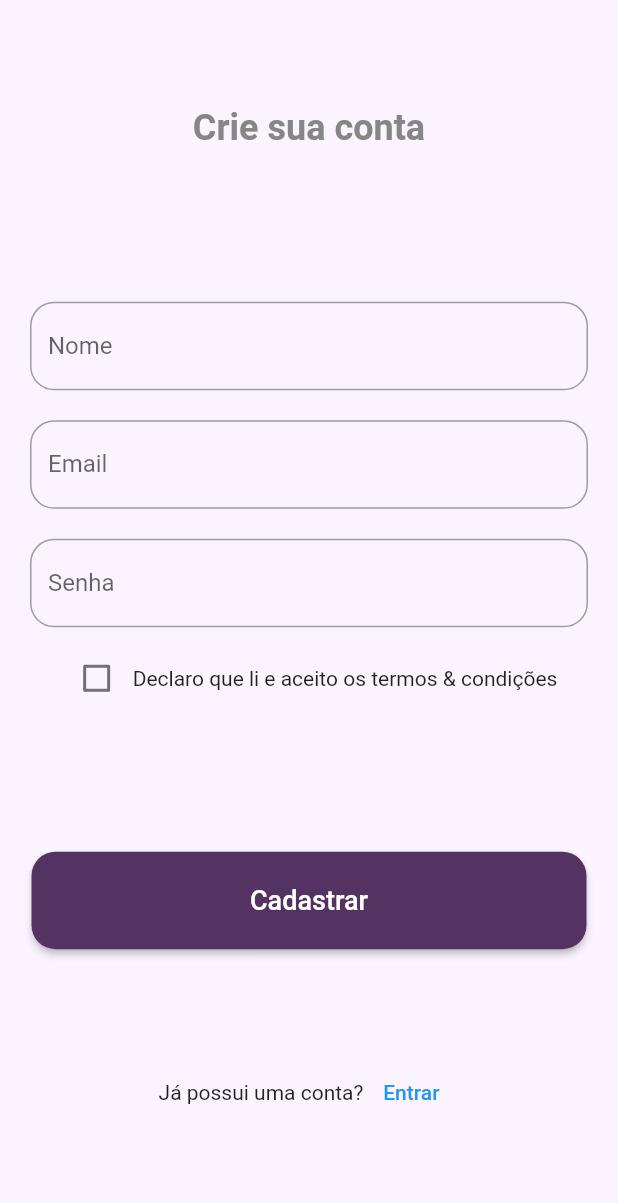
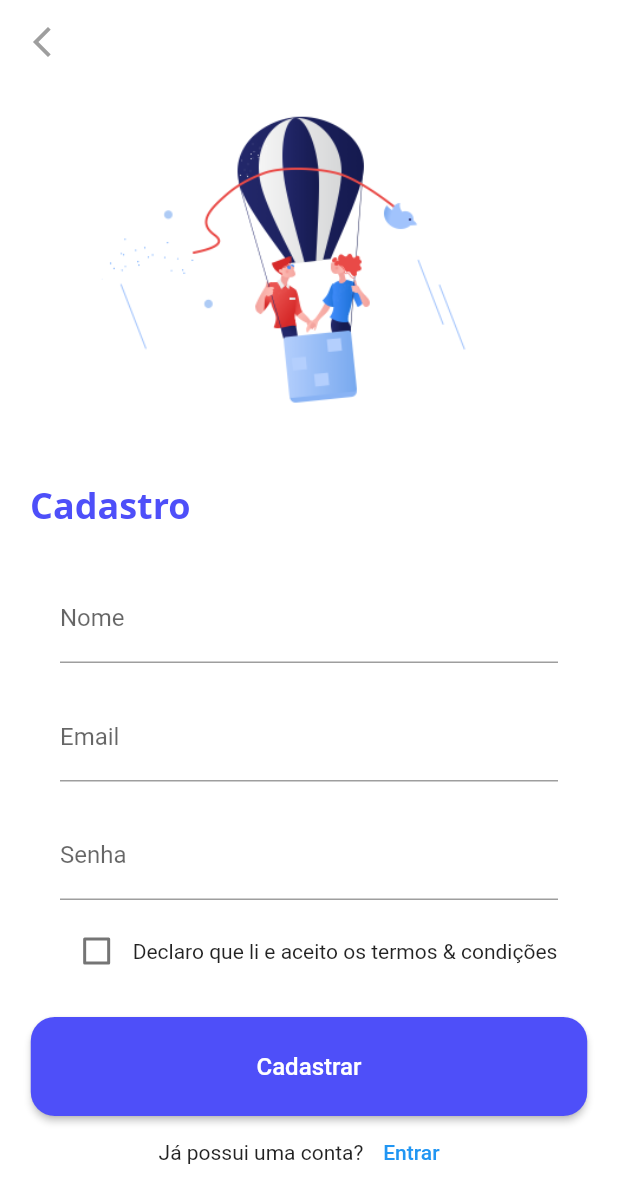
Before and after one commit to islycodes/jobfinder-flutter, a Flutter app: the TelaCadastro screen opened by its route, on a phone screen of 412 x 824 dp. Shown: the top 1203 px of the screen. Run offline on Flutter 3.47's test engine with Material 2 defaults, Android fonts, the phone set to English and light mode, and no system bars; Roboto replaces fonts that are missing (Open Sans).

Commit message:
alteracao dos compenentes

```diff
--- a/lib/components/botao.dart
+++ b/lib/components/botao.dart
@@ -4,7 +4,7 @@ botao(rotulo) {
   return ElevatedButton(
     style: ElevatedButton.styleFrom(
         minimumSize: Size(371, 66),
-        backgroundColor: Color.fromRGBO(84, 51, 99, 1),
+        backgroundColor: Color.fromRGBO(78, 79, 249, 1),
         shape: RoundedRectangleBorder(
           borderRadius: BorderRadius.circular(16),
         )),
--- a/lib/components/campoSenha.dart
+++ b/lib/components/campoSenha.dart
@@ -14,14 +14,5 @@ campoSenha(rotulo, variavel) {
             floatingLabelStyle:
                 TextStyle(color: Color.fromRGBO(78, 79, 249, 1)),
             labelText: rotulo,
-            fillColor: Colors.white,
-            enabledBorder: new OutlineInputBorder(
-              borderRadius: new BorderRadius.circular(16),
-              borderSide: BorderSide(color: Colors.grey),
-            ),
-            focusedBorder: new OutlineInputBorder(
-              borderRadius: new BorderRadius.circular(16),
-              borderSide: BorderSide(color: Color.fromRGBO(78, 79, 249, 1)),
-            ),
           )));
 }
--- a/lib/components/campoTexto.dart
+++ b/lib/components/campoTexto.dart
@@ -13,15 +13,6 @@ campoTexto(rotulo, variavel) {
       decoration: new InputDecoration(
         floatingLabelStyle: TextStyle(color: Color.fromRGBO(78, 79, 249, 1)),
         labelText: rotulo,
-        fillColor: Colors.white,
-        enabledBorder: new OutlineInputBorder(
-          borderRadius: new BorderRadius.circular(16),
-          borderSide: BorderSide(color: Colors.grey),
-        ),
-        focusedBorder: new OutlineInputBorder(
-          borderRadius: new BorderRadius.circular(16),
-          borderSide: BorderSide(color: Color.fromRGBO(78, 79, 249, 1)),
-        ),
       ),
     ),
   );
--- a/lib/view/Auth/tela_cadastro.dart
+++ b/lib/view/Auth/tela_cadastro.dart
@@ -20,14 +20,38 @@ class _TelaCadastroState extends State<TelaCadastro> {
   @override
   Widget build(BuildContext context) {
     return Scaffold(
-      backgroundColor: const Color.fromRGBO(251, 244, 255, 1),
-      body: Column(mainAxisAlignment: MainAxisAlignment.spaceEvenly, children: [
-        Text(
-          'Crie sua conta',
+        backgroundColor: Colors.white,
+        extendBodyBehindAppBar: true,
+        appBar: AppBar(
+          backgroundColor: Colors.white,
+          elevation: 0,
+          leading: IconButton(
+            icon: Icon(Icons.arrow_back_ios_new, color: Colors.grey),
+            onPressed: () => Navigator.of(context).pop(),
+          ),
+        ),
+        body: SingleChildScrollView(
+          child: Container(
+            padding: EdgeInsets.all(20),
+            child: Column(
+                mainAxisAlignment: MainAxisAlignment.spaceEvenly,
+                children: [
+                  SizedBox(
+                    width: 300,
+                    height: 300,
+                    child: Image.asset("lib/image/signup-icon.png"),
+                  ),
+                  Row(
+                    crossAxisAlignment: CrossAxisAlignment.start,
+                    children: [
+                      Text('Cadastro',
                           style: TextStyle(
+                            color: Color.fromRGBO(78, 79, 249, 1),
                             fontSize: 24,
-              fontWeight: FontWeight.bold,
-              color: Color.fromRGBO(134, 134, 134, 1)),
+                            fontFamily: "Open Sans",
+                            fontWeight: FontWeight.w700,
+                          )),
+                    ],
                   ),
                   Padding(
                     padding: EdgeInsets.all(20),
@@ -47,7 +71,8 @@ class _TelaCadastroState extends State<TelaCadastro> {
                                     valCheck = value!;
                                   });
                                 }),
-                  Text('Declaro que li e aceito os termos & condições'),
+                            Text(
+                                'Declaro que li e aceito os termos & condições'),
                           ],
                         ),
                       ],
@@ -55,8 +80,8 @@ class _TelaCadastroState extends State<TelaCadastro> {
                   ),
                   ElevatedButton(
                       style: ElevatedButton.styleFrom(
-                minimumSize: Size(370, 65),
-                backgroundColor: Color.fromRGBO(84, 51, 99, 1),
+                          minimumSize: Size(371, 66),
+                          backgroundColor: Color.fromRGBO(78, 79, 249, 1),
                           shape: RoundedRectangleBorder(
                             borderRadius: BorderRadius.circular(16),
                           )),
@@ -66,7 +91,7 @@ class _TelaCadastroState extends State<TelaCadastro> {
                       child: Text(
                         'Cadastrar',
                         style: TextStyle(
-                fontSize: 18,
+                          fontSize: 16,
                           color: Colors.white,
                         ),
                       ) // botao cadastrar
@@ -83,6 +108,7 @@ class _TelaCadastroState extends State<TelaCadastro> {
                     ],
                   )
                 ]),
-    );
+          ),
+        ));
   }
 }
```
Lines whose indentation alone changed are shown as unchanged.
